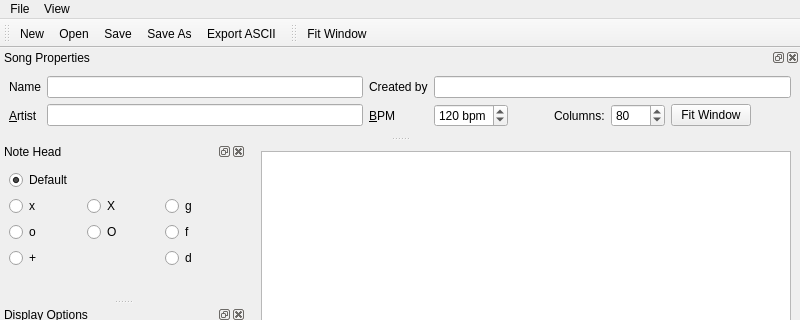
Whatang/DrumBurp, file src/GUI/drumburp.ui: the form before one commit; both pictures show x 0 to 800 and y 0 to 320 of the 800 by 626 pixel window.
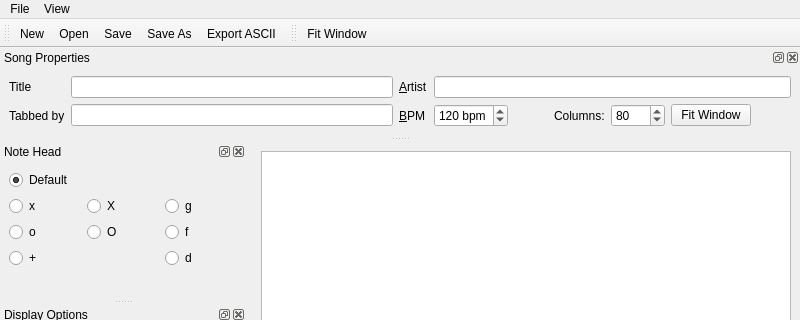
The form after the commit. Icons and pictures are not drawn. Custom widgets are drawn as their Qt base class.

```diff
--- a/src/GUI/drumburp.ui
+++ b/src/GUI/drumburp.ui
@@ -13,6 +13,10 @@
   <property name="windowTitle">
    <string>DrumBurp</string>
   </property>
+  <property name="windowIcon">
+   <iconset resource="DrumBurp.qrc">
+    <normaloff>:/Icons/Icons/audio-x-generic.png</normaloff>:/Icons/Icons/audio-x-generic.png</iconset>
+  </property>
   <property name="animated">
    <bool>true</bool>
   </property>
@@ -646,70 +650,27 @@
    </attribute>
    <widget class="QWidget" name="dockWidgetContents_3">
     <layout class="QGridLayout" name="gridLayout_3">
-     <item row="0" column="0">
+     <item row="1" column="0">
       <widget class="QLabel" name="songNameLabel">
        <property name="text">
-        <string>Name</string>
+        <string>Title</string>
        </property>
        <property name="buddy">
         <cstring>songNameEdit</cstring>
        </property>
       </widget>
      </item>
-     <item row="0" column="1">
-      <widget class="QLineEdit" name="songNameEdit">
-       <property name="toolTip">
-        <string>Song name</string>
-       </property>
-       <property name="statusTip">
-        <string>Song name</string>
-       </property>
-      </widget>
-     </item>
-     <item row="0" column="2">
-      <widget class="QLabel" name="tabberLabel">
-       <property name="text">
-        <string>Created by</string>
-       </property>
-       <property name="textInteractionFlags">
-        <set>Qt::NoTextInteraction</set>
-       </property>
-       <property name="buddy">
-        <cstring>tabberEdit</cstring>
-       </property>
-      </widget>
-     </item>
-     <item row="0" column="3">
-      <widget class="QLineEdit" name="tabberEdit">
-       <property name="toolTip">
-        <string>Score creator</string>
-       </property>
-       <property name="statusTip">
-        <string>Who created this DrumBurp score</string>
-       </property>
-      </widget>
-     </item>
-     <item row="1" column="0">
-      <widget class="QLabel" name="artistNameLabel">
-       <property name="text">
-        <string>&amp;Artist</string>
-       </property>
-       <property name="buddy">
-        <cstring>artistNameEdit</cstring>
-       </property>
-      </widget>
-     </item>
      <item row="1" column="1">
-      <widget class="QLineEdit" name="artistNameEdit">
+      <widget class="QLineEdit" name="songNameEdit">
        <property name="toolTip">
-        <string>Song artist</string>
+        <string>Song name</string>
        </property>
        <property name="statusTip">
-        <string>Song artist</string>
+        <string>Song name</string>
        </property>
       </widget>
      </item>
-     <item row="1" column="2">
+     <item row="3" column="2">
       <widget class="QLabel" name="bpmLabel">
        <property name="text">
         <string>&amp;BPM</string>
@@ -719,7 +680,7 @@
        </property>
       </widget>
      </item>
-     <item row="1" column="3">
+     <item row="3" column="3">
       <layout class="QHBoxLayout" name="horizontalLayout_2">
        <item>
         <widget class="QSpinBox" name="bpmSpinBox">
@@ -825,6 +786,49 @@
        </item>
       </layout>
      </item>
+     <item row="3" column="1">
+      <widget class="QLineEdit" name="tabberEdit">
+       <property name="toolTip">
+        <string>Score creator</string>
+       </property>
+       <property name="statusTip">
+        <string>Who created this DrumBurp score</string>
+       </property>
+      </widget>
+     </item>
+     <item row="1" column="3">
+      <widget class="QLineEdit" name="artistNameEdit">
+       <property name="toolTip">
+        <string>Song artist</string>
+       </property>
+       <property name="statusTip">
+        <string>Song artist</string>
+       </property>
+      </widget>
+     </item>
+     <item row="1" column="2">
+      <widget class="QLabel" name="artistNameLabel">
+       <property name="text">
+        <string>&amp;Artist</string>
+       </property>
+       <property name="buddy">
+        <cstring>artistNameEdit</cstring>
+       </property>
+      </widget>
+     </item>
+     <item row="3" column="0">
+      <widget class="QLabel" name="tabberLabel">
+       <property name="text">
+        <string>Tabbed by</string>
+       </property>
+       <property name="textInteractionFlags">
+        <set>Qt::NoTextInteraction</set>
+       </property>
+       <property name="buddy">
+        <cstring>tabberEdit</cstring>
+       </property>
+      </widget>
+     </item>
     </layout>
    </widget>
   </widget>
```
Left out of the diff: 158 changed lines with no effect on the pictures.
